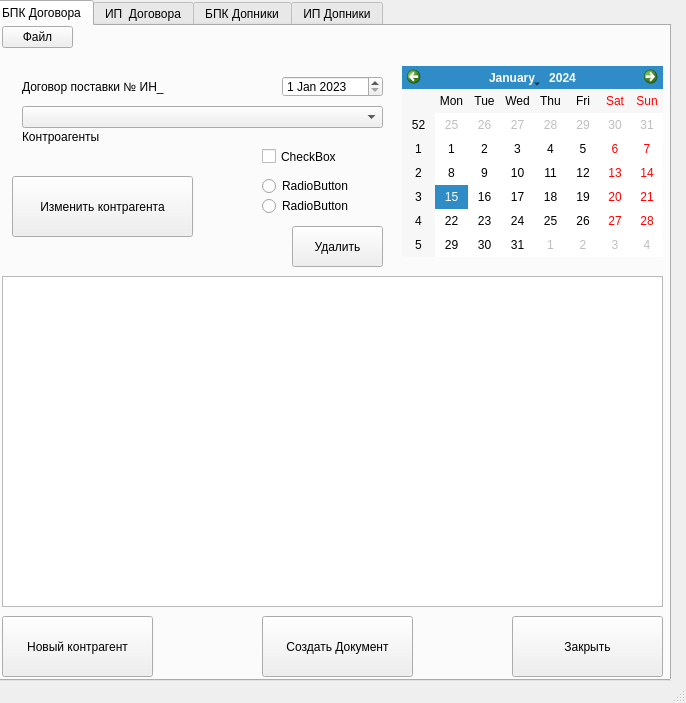
First picture: the form in osnova.ui, repository X5555X/BPK-V-1.1, before the edit.
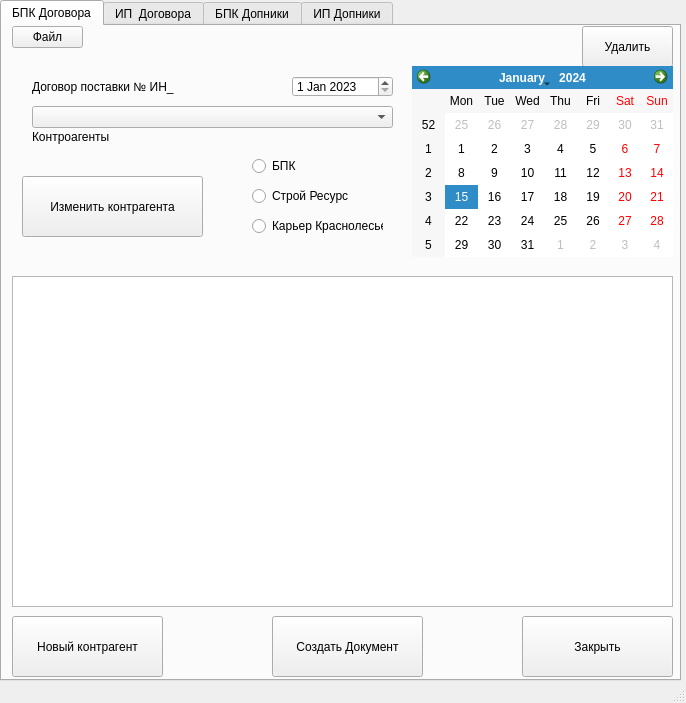
Second picture: the form after the edit.

```diff
--- a/osnova.ui
+++ b/osnova.ui
@@ -17,7 +17,7 @@
    <widget class="QTabWidget" name="tabWidget">
     <property name="geometry">
      <rect>
-      <x>-10</x>
+      <x>0</x>
       <y>0</y>
       <width>681</width>
       <height>681</height>
@@ -223,8 +223,8 @@
      <widget class="QPushButton" name="btnDeletOsnova">
       <property name="geometry">
        <rect>
-        <x>300</x>
-        <y>200</y>
+        <x>580</x>
+        <y>0</y>
         <width>91</width>
         <height>41</height>
        </rect>
@@ -274,42 +274,6 @@
        <string>Закрыть</string>
       </property>
      </widget>
-     <widget class="QCheckBox" name="checkBox">
-      <property name="geometry">
-       <rect>
-        <x>270</x>
-        <y>110</y>
-        <width>101</width>
-        <height>41</height>
-       </rect>
-      </property>
-      <property name="font">
-       <font>
-        <weight>50</weight>
-        <italic>false</italic>
-        <bold>false</bold>
-       </font>
-      </property>
-      <property name="text">
-       <string>CheckBox</string>
-      </property>
-     </widget>
-     <widget class="QRadioButton" name="radioButton">
-      <property name="enabled">
-       <bool>true</bool>
-      </property>
-      <property name="geometry">
-       <rect>
-        <x>270</x>
-        <y>150</y>
-        <width>100</width>
-        <height>20</height>
-       </rect>
-      </property>
-      <property name="text">
-       <string>RadioButton</string>
-      </property>
-     </widget>
      <widget class="QToolButton" name="toolButton">
       <property name="geometry">
        <rect>
@@ -326,14 +290,40 @@
      <widget class="QRadioButton" name="radioButton">
       <property name="geometry">
        <rect>
-        <x>270</x>
-        <y>170</y>
+        <x>250</x>
+        <y>130</y>
         <width>100</width>
         <height>20</height>
        </rect>
       </property>
       <property name="text">
-       <string>RadioButton</string>
+       <string>БПК</string>
+      </property>
+     </widget>
+     <widget class="QRadioButton" name="radioButton_2">
+      <property name="geometry">
+       <rect>
+        <x>250</x>
+        <y>160</y>
+        <width>111</width>
+        <height>20</height>
+       </rect>
+      </property>
+      <property name="text">
+       <string>Строй Ресурс</string>
+      </property>
+     </widget>
+     <widget class="QRadioButton" name="radioButton_3">
+      <property name="geometry">
+       <rect>
+        <x>250</x>
+        <y>190</y>
+        <width>131</width>
+        <height>20</height>
+       </rect>
+      </property>
+      <property name="text">
+       <string>Карьер Краснолесье</string>
       </property>
      </widget>
      <zorder>btnDeletOsnova</zorder>
```
Left out of the diff: 4 changed lines with no effect on the pictures.
